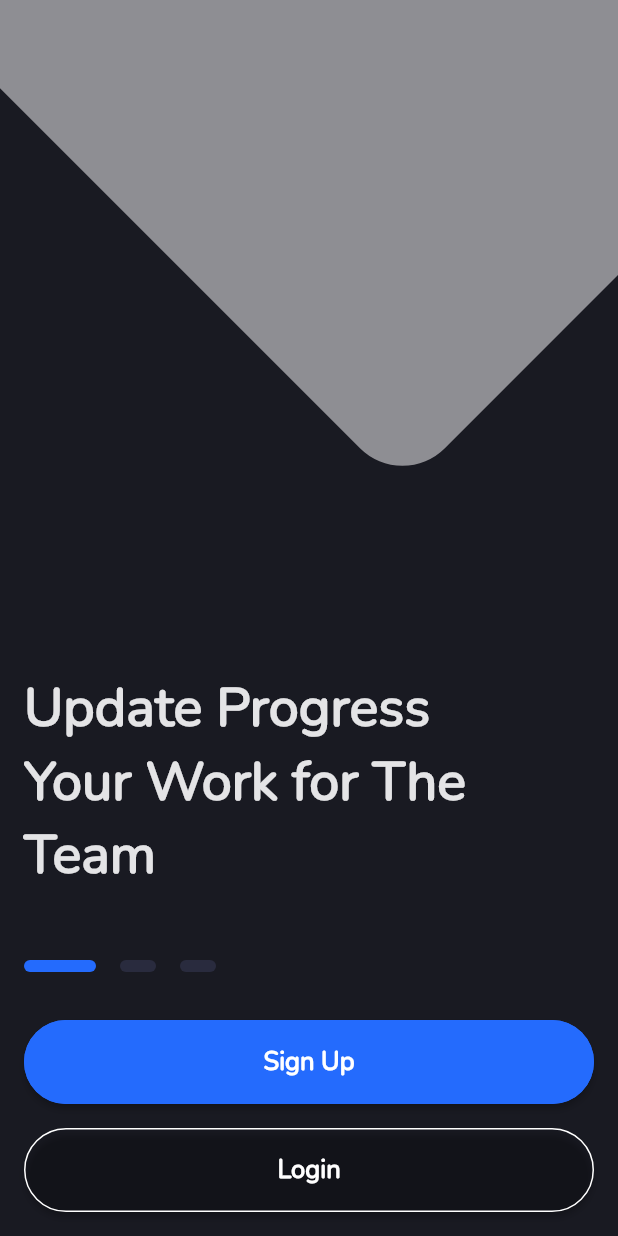
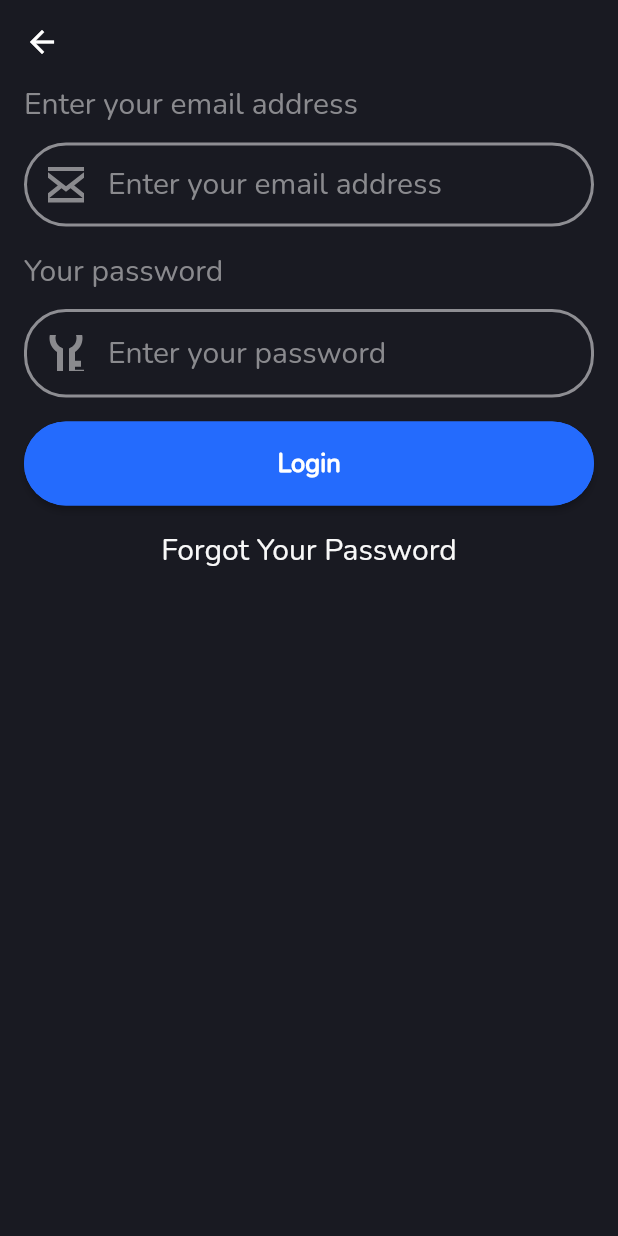
Before and after one commit to marufrobin/task_management_mobile_app, a Flutter app: the OnBordingPage screen opened directly, after a tap on "Login", on a phone screen of 412 x 824 dp. Run offline on Flutter 3.47's test engine with Material 2 defaults, Android fonts, the phone set to English and light mode, and no system bars; our stand-ins replace flutter_svg.

Commit message:
UI design of Login, SignUp,Stepper Pages and Custom Button bug Fixed..

```diff
--- a/lib/home_page.dart
+++ b/lib/home_page.dart
@@ -1,5 +1,5 @@
 import 'package:flutter/material.dart';
-import 'package:task_management_mobile_app/screen/onbording.dart';
+import 'package:task_management_mobile_app/screen/stepper_pages/stepper_page5.dart';
 
 class HomePage extends StatefulWidget {
   const HomePage({Key? key}) : super(key: key);
@@ -13,7 +13,7 @@ class _HomePageState extends State<HomePage> {
   Widget build(BuildContext context) {
     return Scaffold(
       backgroundColor: Color(0xff191A22),
-      body: OnBordingPage(),
+      body: StepperPage5(),
     );
   }
 }
--- /dev/null
+++ b/lib/screen/login_page.dart
@@ -0,0 +1,122 @@
+import 'package:flutter/material.dart';
+import 'package:flutter_svg/flutter_svg.dart';
+import 'package:task_management_mobile_app/widgets/custom_button.dart';
+
+class LoginPage extends StatelessWidget {
+  LoginPage({Key? key}) : super(key: key);
+  TextEditingController _emailController = TextEditingController();
+  TextEditingController _passwordController = TextEditingController();
+
+  @override
+  Widget build(BuildContext context) {
+    return Scaffold(
+      backgroundColor: Color(0xff191A22),
+      appBar: AppBar(
+        backgroundColor: Colors.transparent,
+        elevation: 0,
+      ),
+      body: Column(
+        children: [
+          Container(
+            margin: EdgeInsets.only(left: 16, right: 16, bottom: 16),
+            child: Column(
+              crossAxisAlignment: CrossAxisAlignment.start,
+              children: [
+                buildTextBeforeTF(script: "Enter your email address"),
+                TextFormField(
+                  controller: _emailController,
+                  style: TextStyle(
+                      fontFamily: "Nunito",
+                      fontSize: 20,
+                      fontWeight: FontWeight.w400,
+                      color: Color(0xff8A8A8E)),
+                  decoration: InputDecoration(
+                    contentPadding: EdgeInsets.only(bottom: 16),
+                    prefixIcon: Container(
+                      padding: EdgeInsets.only(
+                          left: 16, right: 16, top: 16, bottom: 16),
+                      child: SvgPicture.asset(
+                        "assets/mailIcon.svg",
+                        fit: BoxFit.cover,
+                        height: 24,
+                        width: 24,
+                      ),
+                    ),
+                    // labelText: "Email",
+                    hintText: "Enter your email address",
+                    hintStyle: TextStyle(
+                        fontFamily: "Nunito",
+                        fontSize: 20,
+                        fontWeight: FontWeight.w400,
+                        color: Color(0xff8A8A8E)),
+                    enabledBorder: OutlineInputBorder(
+                        borderSide:
+                            BorderSide(color: Color(0xff8E8E93), width: 2),
+                        borderRadius: BorderRadius.circular(28)),
+                    border: OutlineInputBorder(
+                        borderRadius: BorderRadius.circular(28)),
+                  ),
+                ),
+                SizedBox(height: 16),
+                buildTextBeforeTF(script: "Your password"),
+                TextFormField(
+                  controller: _passwordController,
+                  style: TextStyle(
+                      fontFamily: "Nunito",
+                      fontSize: 20,
+                      fontWeight: FontWeight.w400,
+                      color: Color(0xff8A8A8E)),
+                  decoration: InputDecoration(
+                    contentPadding: EdgeInsets.only(top: 16, bottom: 16),
+                    prefixIcon: Container(
+                      padding: EdgeInsets.only(
+                          left: 16, right: 16, top: 16, bottom: 16),
+                      child: SvgPicture.asset(
+                        "assets/keyIcon.svg",
+                        fit: BoxFit.cover,
+                        height: 24,
+                        width: 24,
+                      ),
+                    ),
+                    // labelText: "Email",
+                    hintText: "Enter your password",
+                    hintStyle: TextStyle(
+                        fontFamily: "Nunito",
+                        fontSize: 20,
+                        fontWeight: FontWeight.w400,
+                        color: Color(0xff8A8A8E)),
+                    enabledBorder: OutlineInputBorder(
+                        borderSide:
+                            BorderSide(color: Color(0xff8E8E93), width: 2),
+                        borderRadius: BorderRadius.circular(28)),
+                    border: OutlineInputBorder(
+                        borderRadius: BorderRadius.circular(28)),
+                  ),
+                ),
+              ],
+            ),
+          ),
+          CustomButton(buttonText: "Login", isBlue: true),
+          buildTextBeforeTF(
+              script: "Forgot Your Password", clr: Color(0xffF8F8F8)),
+        ],
+      ),
+    );
+  }
+
+  Container buildTextBeforeTF({required String script, Color? clr = null}) {
+    return Container(
+      margin: EdgeInsets.only(
+        bottom: 12,
+      ),
+      child: Text(
+        script,
+        style: TextStyle(
+            fontFamily: "Nunito",
+            fontSize: 20,
+            fontWeight: FontWeight.w400,
+            color: clr != null ? clr : Color(0xff8A8A8E)),
+      ),
+    );
+  }
+}
--- a/lib/screen/onbording.dart
+++ b/lib/screen/onbording.dart
@@ -3,6 +3,8 @@ import 'dart:math';
 import 'package:flutter/material.dart';
 import 'package:flutter/rendering.dart';
 import 'package:task_management_mobile_app/models/textModel.dart';
+import 'package:task_management_mobile_app/screen/login_page.dart';
+import 'package:task_management_mobile_app/screen/singUpPage.dart';
 import 'package:task_management_mobile_app/widgets/custom_button.dart';
 
 class OnBordingPage extends StatefulWidget {
@@ -63,8 +65,17 @@ class _OnBordingPageState extends State<OnBordingPage> {
                       isActive: _isSlected == index ? true : false)),
             ),
           ),
-          CustomButton(buttonText: "Sign Up", isBlue: true),
-          CustomButton(buttonText: "Login", isBlue: false)
+          CustomButton(
+            buttonText: "Sign Up",
+            isBlue: true,
+            navigatorPage: (() => Navigator.of(context)
+                .push(MaterialPageRoute(builder: ((context) => SignUpPage())))),
+          ),
+          CustomButton(
+              buttonText: "Login",
+              isBlue: false,
+              navigatorPage: (() => Navigator.of(context).push(
+                  MaterialPageRoute(builder: ((context) => LoginPage())))))
         ],
       ),
     );
--- a/lib/widgets/custom_button.dart
+++ b/lib/widgets/custom_button.dart
@@ -3,8 +3,9 @@ import 'package:flutter/material.dart';
 class CustomButton extends StatelessWidget {
   String buttonText;
   bool isBlue;
-
-  CustomButton({required this.buttonText, required this.isBlue});
+  VoidCallback? navigatorPage;
+  CustomButton(
+      {required this.buttonText, required this.isBlue, this.navigatorPage});
 
   @override
   Widget build(BuildContext context) {
@@ -14,14 +15,15 @@ class CustomButton extends StatelessWidget {
       // padding: EdgeInsets.symmetric(horizontal: 340, vertical: 56),
       margin: EdgeInsets.only(left: 16, right: 16, bottom: 16),
       child: ElevatedButton(
-        onPressed: (() {}),
+        onPressed: navigatorPage != null ? navigatorPage : (() {}),
         child: Center(
           child: Text(
             "${buttonText}",
             style: TextStyle(
                 fontFamily: "Nunito",
                 fontSize: 17,
-                fontWeight: FontWeight.w600),
+                fontWeight: FontWeight.w600,
+                color: Colors.white),
           ),
         ),
         style: ButtonStyle(
```
Also changed, not shown: lib/screen/singUpPage.dart (added, +86 -0 lines), lib/screen/stepper_pages/stepper_page1.dart (added, +147 -0 lines), lib/screen/stepper_pages/stepper_page2.dart (added, +35 -0 lines), lib/screen/stepper_pages/stepper_page3.dart (added, +99 -0 lines), lib/screen/stepper_pages/stepper_page4.dart (added, +99 -0 lines), lib/screen/stepper_pages/stepper_page5.dart (added, +99 -0 lines), assets/Mail.svg (added), assets/keyIcon.svg (added), assets/mailIcon.svg (added), assets/userProfile.svg (added).
